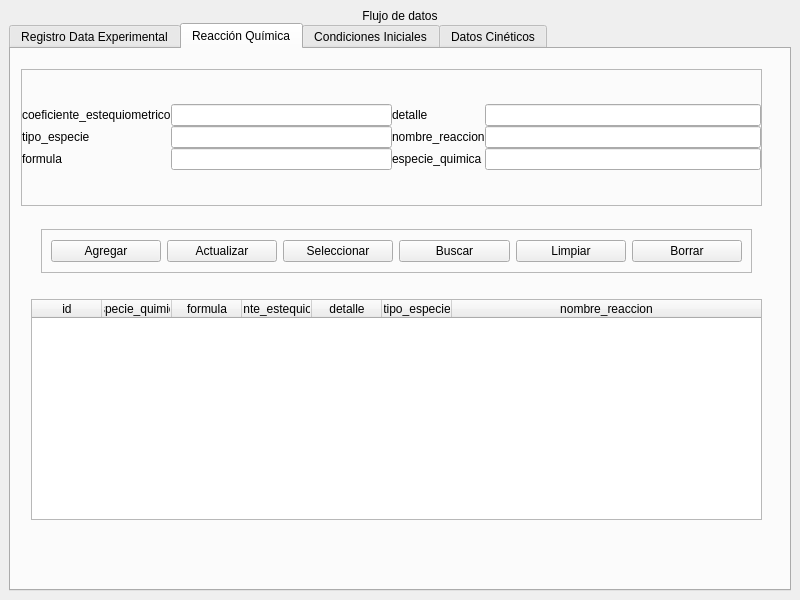
The window that flujo_datos_gui.ui (JuandresPUCE/tesis_pyqt_sqlite) describes before a commit, drawn with Qt 5.
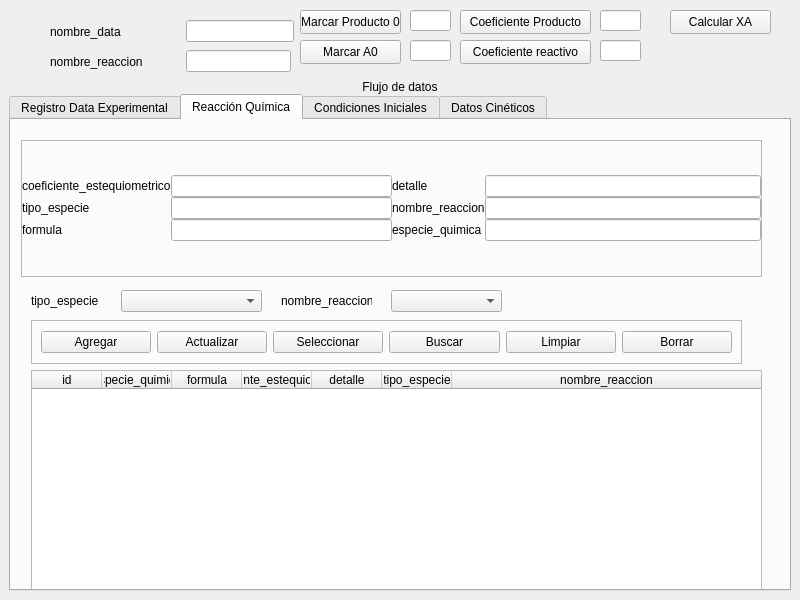
The same window after the commit. The open tabs and pages were chosen to show the change.

Commit message: agregando calculos al flujo de datos

What changed in the file:
```diff
--- a/flujo_datos_gui.ui
+++ b/flujo_datos_gui.ui
@@ -14,8 +14,162 @@
    <string>MainWindow</string>
   </property>
   <widget class="QWidget" name="centralwidget">
+   <widget class="QPushButton" name="marcar_a0_btn">
+    <property name="geometry">
+     <rect>
+      <x>300</x>
+      <y>40</y>
+      <width>101</width>
+      <height>24</height>
+     </rect>
+    </property>
+    <property name="text">
+     <string>Marcar A0</string>
+    </property>
+   </widget>
+   <widget class="QWidget" name="layoutWidget_2">
+    <property name="geometry">
+     <rect>
+      <x>50</x>
+      <y>20</y>
+      <width>244</width>
+      <height>23</height>
+     </rect>
+    </property>
    <layout class="QHBoxLayout" name="horizontalLayout_10">
+     <property name="spacing">
+      <number>0</number>
+     </property>
     <item>
+      <widget class="QLabel" name="label_21">
+       <property name="text">
+        <string>nombre_data</string>
+       </property>
+      </widget>
+     </item>
+     <item>
+      <spacer name="horizontalSpacer_21">
+       <property name="orientation">
+        <enum>Qt::Horizontal</enum>
+       </property>
+       <property name="sizeHint" stdset="0">
+        <size>
+         <width>40</width>
+         <height>20</height>
+        </size>
+       </property>
+      </spacer>
+     </item>
+     <item>
+      <widget class="QLineEdit" name="nombre_data_general_edit">
+       <property name="text">
+        <string/>
+       </property>
+      </widget>
+     </item>
+    </layout>
+   </widget>
+   <widget class="QPushButton" name="calcular_xa">
+    <property name="geometry">
+     <rect>
+      <x>670</x>
+      <y>10</y>
+      <width>101</width>
+      <height>24</height>
+     </rect>
+    </property>
+    <property name="text">
+     <string>Calcular XA</string>
+    </property>
+   </widget>
+   <widget class="QPushButton" name="marcar_coeficiente_reactivo_btn">
+    <property name="geometry">
+     <rect>
+      <x>460</x>
+      <y>40</y>
+      <width>131</width>
+      <height>24</height>
+     </rect>
+    </property>
+    <property name="text">
+     <string>Coeficiente reactivo</string>
+    </property>
+   </widget>
+   <widget class="QPushButton" name="marcar_coeficiente_producto_btn">
+    <property name="geometry">
+     <rect>
+      <x>460</x>
+      <y>10</y>
+      <width>131</width>
+      <height>24</height>
+     </rect>
+    </property>
+    <property name="text">
+     <string>Coeficiente Producto</string>
+    </property>
+   </widget>
+   <widget class="QLineEdit" name="coeficiente_estequiometrico_producto_edit">
+    <property name="geometry">
+     <rect>
+      <x>600</x>
+      <y>10</y>
+      <width>41</width>
+      <height>21</height>
+     </rect>
+    </property>
+   </widget>
+   <widget class="QLineEdit" name="coeficiente_estequiometrico_reactivo_edit">
+    <property name="geometry">
+     <rect>
+      <x>600</x>
+      <y>40</y>
+      <width>41</width>
+      <height>21</height>
+     </rect>
+    </property>
+   </widget>
+   <widget class="QLineEdit" name="concentracion_reactivo_limitante_edit">
+    <property name="geometry">
+     <rect>
+      <x>410</x>
+      <y>40</y>
+      <width>41</width>
+      <height>21</height>
+     </rect>
+    </property>
+   </widget>
+   <widget class="QPushButton" name="marcar_producto0_btn">
+    <property name="geometry">
+     <rect>
+      <x>300</x>
+      <y>10</y>
+      <width>101</width>
+      <height>24</height>
+     </rect>
+    </property>
+    <property name="text">
+     <string>Marcar Producto 0</string>
+    </property>
+   </widget>
+   <widget class="QLineEdit" name="concentracion_producto_edit">
+    <property name="geometry">
+     <rect>
+      <x>410</x>
+      <y>10</y>
+      <width>41</width>
+      <height>21</height>
+     </rect>
+    </property>
+   </widget>
+   <widget class="QWidget" name="">
+    <property name="geometry">
+     <rect>
+      <x>9</x>
+      <y>80</y>
+      <width>782</width>
+      <height>511</height>
+     </rect>
+    </property>
      <layout class="QHBoxLayout" name="horizontalLayout">
       <property name="spacing">
        <number>0</number>
@@ -44,7 +198,7 @@
         <item>
          <widget class="QTabWidget" name="tabWidget">
           <property name="currentIndex">
-           <number>0</number>
+          <number>3</number>
           </property>
           <widget class="QWidget" name="tab_rde">
            <attribute name="title">
@@ -503,6 +657,16 @@
                <property name="spacing">
                 <number>0</number>
                </property>
+              <item row="1" column="1">
+               <widget class="QLineEdit" name="tipo_especie_rq_edit">
+                <property name="enabled">
+                 <bool>true</bool>
+                </property>
+               </widget>
+              </item>
+              <item row="2" column="1">
+               <widget class="QLineEdit" name="formula_rq_edit"/>
+              </item>
                <item row="0" column="0">
                 <widget class="QLabel" name="label_23">
                  <property name="text">
@@ -510,9 +674,6 @@
                  </property>
                 </widget>
                </item>
-               <item row="0" column="1">
-                <widget class="QLineEdit" name="coeficiente_estequiometrico_rq_edit"/>
-               </item>
                <item row="1" column="0">
                 <widget class="QLabel" name="label_24">
                  <property name="text">
@@ -520,9 +681,6 @@
                  </property>
                 </widget>
                </item>
-               <item row="1" column="1">
-                <widget class="QLineEdit" name="tipo_especie_rq_edit"/>
-               </item>
                <item row="2" column="0">
                 <widget class="QLabel" name="label_25">
                  <property name="text">
@@ -530,8 +688,8 @@
                  </property>
                 </widget>
                </item>
-               <item row="2" column="1">
-                <widget class="QLineEdit" name="formula_rq_edit"/>
+              <item row="0" column="1">
+               <widget class="QLineEdit" name="coeficiente_estequiometrico_rq_edit"/>
                </item>
               </layout>
              </item>
@@ -577,8 +735,8 @@
            <widget class="QFrame" name="funciones_frame_rq">
             <property name="geometry">
              <rect>
-              <x>30</x>
-              <y>180</y>
+             <x>20</x>
+             <y>200</y>
               <width>711</width>
               <height>44</height>
              </rect>
@@ -634,6 +792,52 @@
              </item>
             </layout>
            </widget>
+          <widget class="QComboBox" name="tipo_especie_rq_box">
+           <property name="geometry">
+            <rect>
+             <x>110</x>
+             <y>170</y>
+             <width>141</width>
+             <height>22</height>
+            </rect>
+           </property>
+          </widget>
+          <widget class="QLabel" name="label_31">
+           <property name="geometry">
+            <rect>
+             <x>20</x>
+             <y>170</y>
+             <width>149</width>
+             <height>21</height>
+            </rect>
+           </property>
+           <property name="text">
+            <string>tipo_especie</string>
+           </property>
+          </widget>
+          <widget class="QComboBox" name="nombre_reaccion_rq_box">
+           <property name="geometry">
+            <rect>
+             <x>380</x>
+             <y>170</y>
+             <width>111</width>
+             <height>22</height>
+            </rect>
+           </property>
+          </widget>
+          <widget class="QLabel" name="label_32">
+           <property name="geometry">
+            <rect>
+             <x>270</x>
+             <y>170</y>
+             <width>91</width>
+             <height>21</height>
+            </rect>
+           </property>
+           <property name="text">
+            <string>nombre_reaccion</string>
+           </property>
+          </widget>
           </widget>
           <widget class="QWidget" name="tab_2">
            <attribute name="title">
@@ -1584,8 +1788,42 @@
        </layout>
       </item>
      </layout>
-    </item>
-   </layout>
+   </widget>
+   <widget class="QWidget" name="">
+    <property name="geometry">
+     <rect>
+      <x>50</x>
+      <y>50</y>
+      <width>241</width>
+      <height>23</height>
+     </rect>
+    </property>
+    <layout class="QHBoxLayout" name="horizontalLayout_22">
+     <item>
+      <widget class="QLabel" name="label_33">
+       <property name="text">
+        <string>nombre_reaccion</string>
+       </property>
+      </widget>
+     </item>
+     <item>
+      <spacer name="horizontalSpacer_22">
+       <property name="orientation">
+        <enum>Qt::Horizontal</enum>
+       </property>
+       <property name="sizeHint" stdset="0">
+        <size>
+         <width>40</width>
+         <height>20</height>
+        </size>
+       </property>
+      </spacer>
+     </item>
+     <item>
+      <widget class="QLineEdit" name="nombre_reaccion_general_edit"/>
+     </item>
+    </layout>
+   </widget>
   </widget>
  </widget>
  <resources/>
```
Lines whose indentation alone changed are shown as unchanged. The commit also changes 11 other files.
